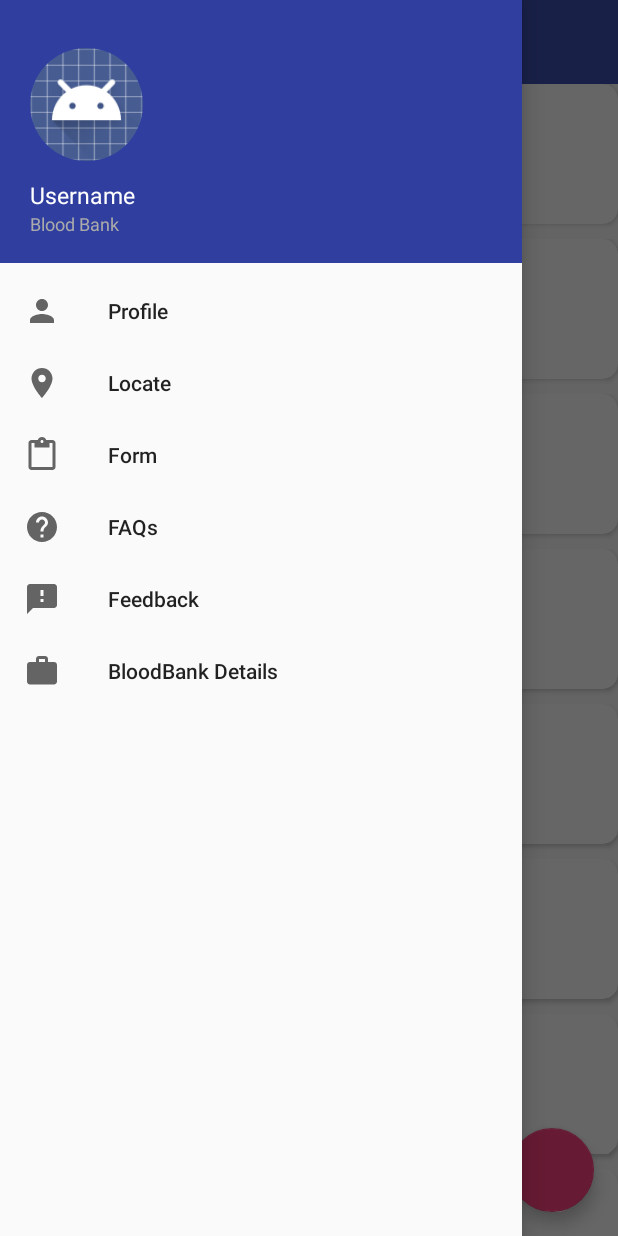
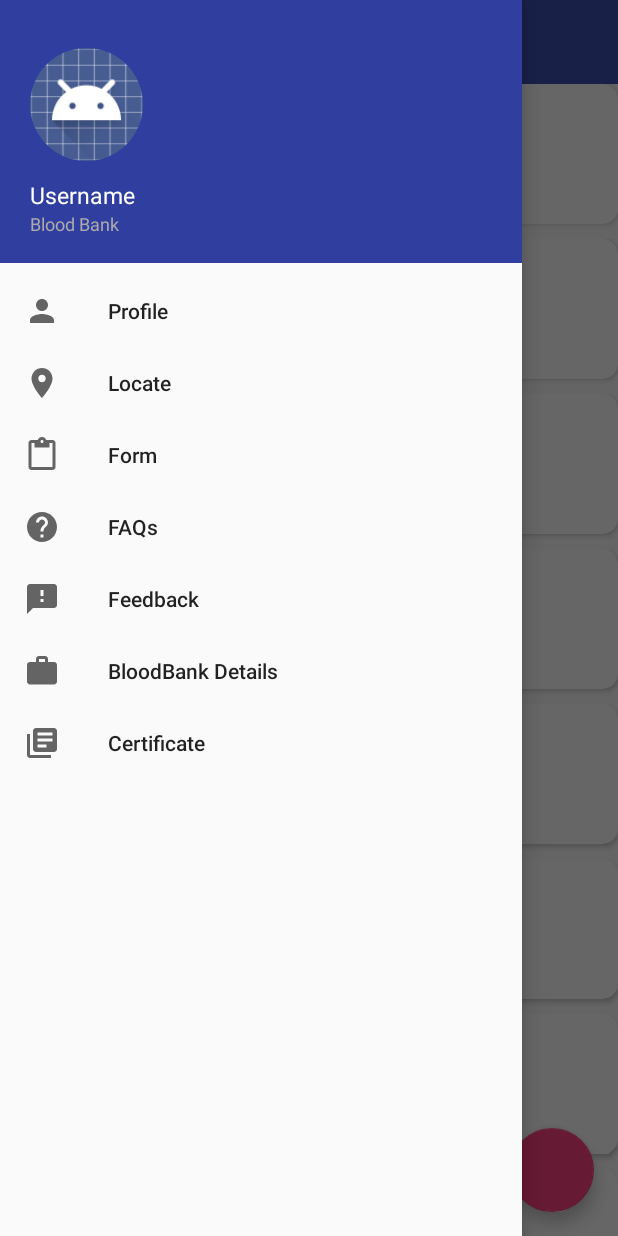
Before and after one commit to TheDorkKnightRises/BloodRelations, an Android app: the screen it shows after launch once a user with an empty profile is signed in (MainActivity), with the side drawer open, on a phone screen of 412 x 824 dp. Run offline under Robolectric (Android 15) with nearby library versions, the phone set to English and light mode, and no system bars; our stand-ins replace CircleImageView, Firebase (no records; nobody signed in at launch, a user with empty details on screens opened directly); 1 statement that could not run was skipped.

Commit message:
Certificate done

```diff
--- a/app/build.gradle
+++ b/app/build.gradle
@@ -41,6 +41,7 @@ dependencies {
     compile 'com.google.android.gms:play-services-places:10.2.1'
     compile 'de.hdodenhof:circleimageview:2.1.0'
     compile 'com.squareup.picasso:picasso:2.5.2'
+    compile 'com.android.support.constraint:constraint-layout:1.0.2'
     testCompile 'junit:junit:4.12'
 }
 
--- a/app/src/main/AndroidManifest.xml
+++ b/app/src/main/AndroidManifest.xml
@@ -8,6 +8,8 @@
     <uses-permission android:name="android.permission.READ_PROFILE" />
     <uses-permission android:name="android.permission.READ_CONTACTS" />
     <uses-permission android:name="android.permission.ACCESS_NETWORK_STATE" />
+    <uses-permission android:name="android.permission.WRITE_EXTERNAL_STORAGE"/>
+    <uses-permission android:name="android.permission.READ_EXTERNAL_STORAGE"/>
 
     <application
         android:allowBackup = "true"
@@ -83,6 +85,10 @@
             android:label="User Type"
             android:theme="@style/AppTheme" />
 
+        <activity android:name=".activities.CertificateActivity"
+            android:label="Certificate"
+            android:theme="@style/AppTheme"/>
+
         <activity android:name=".activities.HelpActivity"
             android:label="@string/help"
             android:parentActivityName=".activities.MainActivity"
--- a/app/src/main/java/smartindia/santas/bloodrelations/activities/MainActivity.java
+++ b/app/src/main/java/smartindia/santas/bloodrelations/activities/MainActivity.java
@@ -108,6 +108,9 @@ public class MainActivity extends AppCompatActivity {
                     case R.id.menu_item_bloodbank_details:
                         startActivity(new Intent(MainActivity.this, BloodBankDetailsActivity.class));
                         break;
+                    case R.id.menu_item_certificate:
+                        startActivity(new Intent(MainActivity.this,CertificateActivity.class));
+                        break;
                 }
                 drawerLayout.closeDrawer(GravityCompat.START);
                 return true;
--- /dev/null
+++ b/app/src/main/res/drawable/ic_library_books_black_24dp.xml
@@ -0,0 +1,9 @@
+<vector xmlns:android="http://schemas.android.com/apk/res/android"
+        android:width="24dp"
+        android:height="24dp"
+        android:viewportWidth="24.0"
+        android:viewportHeight="24.0">
+    <path
+        android:fillColor="#FF000000"
+        android:pathData="M4,6L2,6v14c0,1.1 0.9,2 2,2h14v-2L4,20L4,6zM20,2L8,2c-1.1,0 -2,0.9 -2,2v12c0,1.1 0.9,2 2,2h12c1.1,0 2,-0.9 2,-2L22,4c0,-1.1 -0.9,-2 -2,-2zM19,11L9,11L9,9h10v2zM15,15L9,15v-2h6v2zM19,7L9,7L9,5h10v2z"/>
+</vector>
--- a/app/src/main/res/menu/drawer_menu.xml
+++ b/app/src/main/res/menu/drawer_menu.xml
@@ -33,6 +33,10 @@
             android:title="@string/bloodbank_details"
             android:id="@+id/menu_item_bloodbank_details"
             android:icon="@drawable/ic_work_black_24dp"/>
+        <item
+            android:title="Certificate"
+            android:id="@+id/menu_item_certificate"
+            android:icon="@drawable/ic_library_books_black_24dp"/>
 
     </group>
 
```
Also changed, not shown: app/src/main/java/smartindia/santas/bloodrelations/activities/CertificateActivity.java (added, +81 -0 lines), app/src/main/res/layout/activity_certificate.xml (added, +14 -0 lines).
